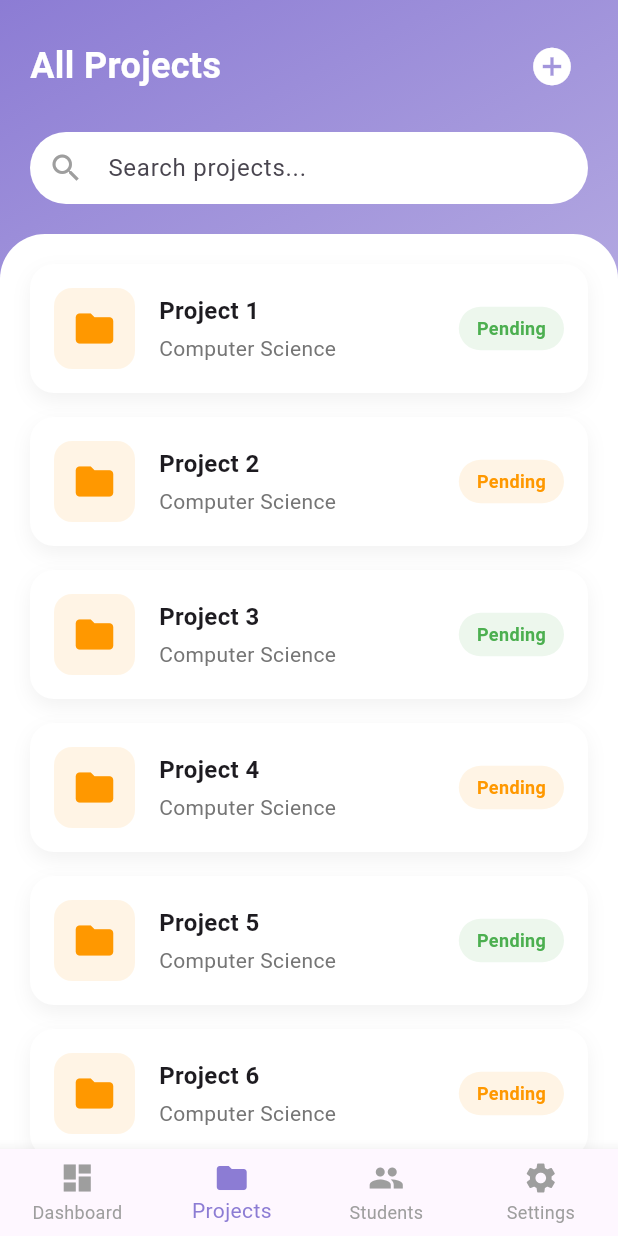
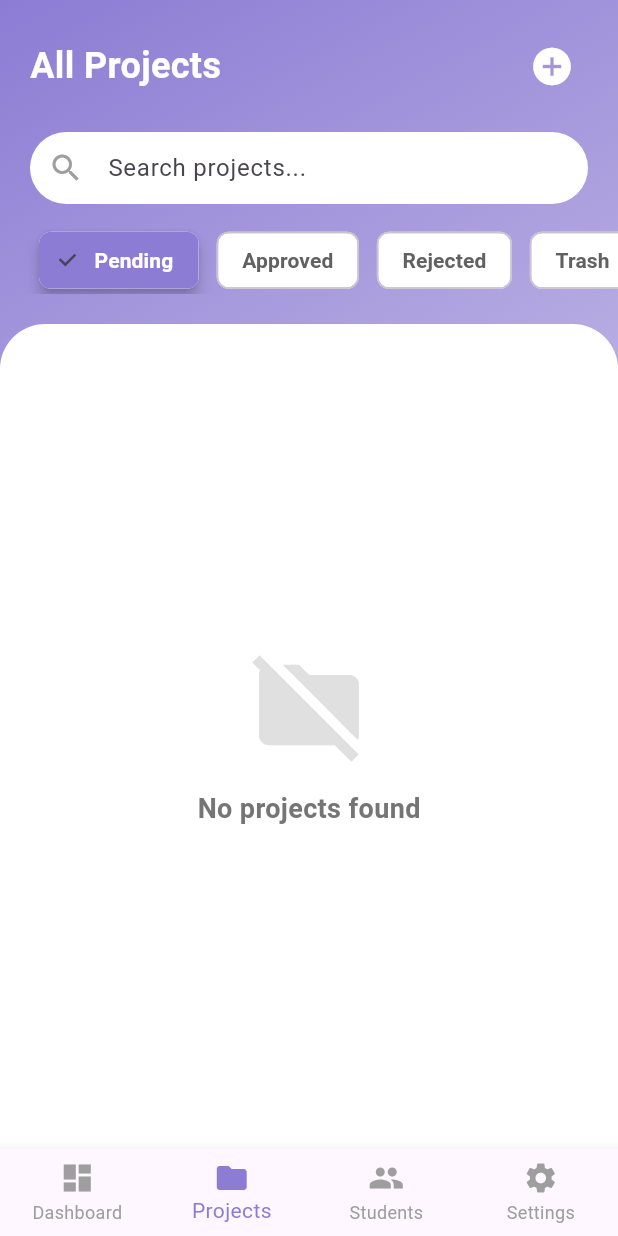
Before and after one commit to fasnafebin24/smartalloc, a Flutter app: the TeacherDashboard screen opened directly, item 2 of the bottom bar chosen, after a tap on the "add circle" icon, on a phone screen of 412 x 824 dp. Run offline on Flutter 3.47's test engine with Material 3 defaults, Android fonts, the light colour scheme and no system bars; our stand-ins replace cloud_firestore, file_picker, firebase_auth, firebase_core, image_picker, shared_preferences; accounts and stored records are empty.

Commit message:
update upload and teacher get

```diff
--- /dev/null
+++ b/lib/features/admin/project/teach_projectlist_screen.dart
@@ -0,0 +1,358 @@
+import 'package:cloud_firestore/cloud_firestore.dart';
+import 'package:flutter/material.dart';
+
+class TeacchProjectsScreen extends StatefulWidget {
+  const TeacchProjectsScreen({super.key});
+
+  @override
+  State<TeacchProjectsScreen> createState() => _TeacchProjectsScreenState();
+}
+
+class _TeacchProjectsScreenState extends State<TeacchProjectsScreen> {
+  String selectedFilter = "pending";
+  final TextEditingController _searchController = TextEditingController();
+  String _searchQuery = "";
+
+  @override
+  void dispose() {
+    _searchController.dispose();
+    super.dispose();
+  }
+
+  Stream<QuerySnapshot> _getProjectsStream() {
+    Query query = FirebaseFirestore.instance
+        .collection('Projects')
+        .where('status', isEqualTo: selectedFilter);
+
+    // Add search filter if search query is not empty
+    if (_searchQuery.isNotEmpty) {
+      // For case-insensitive search, we need to store projectName in lowercase
+      // or use a more complex solution
+      query = query
+          .where('namefilter', arrayContains: _searchController.text.toLowerCase());
+    }
+
+    return query.snapshots();
+  }
+
+  @override
+  Widget build(BuildContext context) {
+    return Container(
+      decoration: const BoxDecoration(
+        gradient: LinearGradient(
+          colors: [Color(0xFF8C7CD4), Color(0xFFE8E4F3)],
+          begin: Alignment.topLeft,
+          end: Alignment.bottomRight,
+        ),
+      ),
+      child: SafeArea(
+        child: Column(
+          children: [
+            // Header
+            Padding(
+              padding: const EdgeInsets.all(20.0),
+              child: Row(
+                mainAxisAlignment: MainAxisAlignment.spaceBetween,
+                children: [
+                  const Text(
+                    'All Projects',
+                    style: TextStyle(
+                      color: Colors.white,
+                      fontSize: 24,
+                      fontWeight: FontWeight.bold,
+                    ),
+                  ),
+                  IconButton(
+                    icon: const Icon(Icons.add_circle,
+                        color: Colors.white, size: 30),
+                    onPressed: () {
+                      // Add new project navigation
+                      // Navigator.push(context, MaterialPageRoute(builder: (context) => AddProjectScreen()));
+                    },
+                  ),
+                ],
+              ),
+            ),
+
+            // Search Bar
+            Padding(
+              padding: const EdgeInsets.symmetric(horizontal: 20.0),
+              child: TextField(
+                controller: _searchController,
+                onChanged: (value) {
+                  setState(() {
+                    _searchQuery = value.trim();
+                  });
+                },
+                decoration: InputDecoration(
+                  hintText: "Search projects...",
+                  prefixIcon: const Icon(Icons.search, color: Colors.grey),
+                  filled: true,
+                  fillColor: Colors.white,
+                  contentPadding:
+                      const EdgeInsets.symmetric(vertical: 12, horizontal: 16),
+                  border: OutlineInputBorder(
+                    borderRadius: BorderRadius.circular(30),
+                    borderSide: BorderSide.none,
+                  ),
+                ),
+              ),
+            ),
+
+            const SizedBox(height: 15),
+
+            // Filter Chips
+            SizedBox(
+              height: 45,
+              child: ListView(
+                scrollDirection: Axis.horizontal,
+                padding: const EdgeInsets.symmetric(horizontal: 20),
+                children: [
+                  _filterChip("Pending"),
+                  _filterChip("Approved"),
+                  _filterChip("Rejected"),
+                  _filterChip("Trash"),
+                ],
+              ),
+            ),
+
+            const SizedBox(height: 20),
+
+            // Projects List
+            Expanded(
+              child: Container(
+                decoration: const BoxDecoration(
+                  color: Colors.white,
+                  borderRadius: BorderRadius.only(
+                    topLeft: Radius.circular(30),
+                    topRight: Radius.circular(30),
+                  ),
+                ),
+                child: StreamBuilder<QuerySnapshot>(
+                  stream: _getProjectsStream(),
+                  builder: (context, snapshot) {
+                    if (snapshot.connectionState == ConnectionState.waiting) {
+                      return const Center(
+                        child: CircularProgressIndicator(
+                          color: Color(0xFF8C7CD4),
+                        ),
+                      );
+                    }
+
+                    if (snapshot.hasError) {
+                      return Center(
+                        child: Column(
+                          mainAxisAlignment: MainAxisAlignment.center,
+                          children: [
+                            const Icon(Icons.error_outline,
+                                size: 60, color: Colors.red),
+                            const SizedBox(height: 16),
+                            Text(
+                              'Error loading projects',
+                              style: TextStyle(
+                                fontSize: 16,
+                                color: Colors.grey[600],
+                              ),
+                            ),
+                          ],
+                        ),
+                      );
+                    }
+
+                    if (!snapshot.hasData || snapshot.data!.docs.isEmpty) {
+                      return Center(
+                        child: Column(
+                          mainAxisAlignment: MainAxisAlignment.center,
+                          children: [
+                            Icon(Icons.folder_off,
+                                size: 80, color: Colors.grey[300]),
+                            const SizedBox(height: 16),
+                            Text(
+                              'No projects found',
+                              style: TextStyle(
+                                fontSize: 18,
+                                fontWeight: FontWeight.w600,
+                                color: Colors.grey[600],
+                              ),
+                            ),
+                          ],
+                        ),
+                      );
+                    }
+
+                    // Get all projects without additional filtering
+                    final projects = snapshot.data!.docs;
+
+                    if (projects.isEmpty) {
+                      return Center(
+                        child: Column(
+                          mainAxisAlignment: MainAxisAlignment.center,
+                          children: [
+                            Icon(Icons.search_off,
+                                size: 80, color: Colors.grey[300]),
+                            const SizedBox(height: 16),
+                            Text(
+                              'No matching projects',
+                              style: TextStyle(
+                                fontSize: 18,
+                                fontWeight: FontWeight.w600,
+                                color: Colors.grey[600],
+                              ),
+                            ),
+                          ],
+                        ),
+                      );
+                    }
+
+                    return ListView.builder(
+                      padding: const EdgeInsets.all(20),
+                      itemCount: projects.length,
+                      itemBuilder: (context, index) {
+                        final projectData =
+                            projects[index].data() as Map<String, dynamic>;
+                        return _projectCard(
+                          projectData['projectName'] ?? 'Untitled Project',
+                          projectData['department'] ?? 'N/A',
+                          projectData['status'] ?? 'pending',
+                          projectData,
+                        );
+                      },
+                    );
+                  },
+                ),
+              ),
+            ),
+          ],
+        ),
+      ),
+    );
+  }
+
+  Widget _filterChip(String label) {
+    final bool isSelected = selectedFilter == label.toLowerCase();
+
+    return Padding(
+      padding: const EdgeInsets.symmetric(horizontal: 6),
+      child: ChoiceChip(
+        label: Text(label),
+        selected: isSelected,
+        selectedColor: const Color(0xFF8C7CD4),
+        backgroundColor: Colors.white,
+        labelStyle: TextStyle(
+          color: isSelected ? Colors.white : Colors.grey[700],
+          fontWeight: FontWeight.w600,
+        ),
+        elevation: isSelected ? 4 : 1,
+        onSelected: (value) {
+          setState(() {
+            selectedFilter = label.toLowerCase();
+          });
+        },
+      ),
+    );
+  }
+
+  Widget _projectCard(
+      String title, String department, String status, Map<String, dynamic> projectData) {
+    Color statusColor;
+    switch (status.toLowerCase()) {
+      case 'approved':
+        statusColor = Colors.green;
+        break;
+      case 'rejected':
+        statusColor = Colors.red;
+        break;
+      case 'trash':
+        statusColor = Colors.grey;
+        break;
+      default:
+        statusColor = Colors.orange;
+    }
+
+    return Container(
+      margin: const EdgeInsets.only(bottom: 16),
+      decoration: BoxDecoration(
+        color: Colors.white,
+        borderRadius: BorderRadius.circular(16),
+        boxShadow: [
+          BoxShadow(
+            color: Colors.black.withOpacity(0.05),
+            blurRadius: 10,
+            offset: const Offset(0, 5),
+          ),
+        ],
+      ),
+      child: Material(
+        color: Colors.transparent,
+        child: InkWell(
+          borderRadius: BorderRadius.circular(16),
+          onTap: () {
+            // Navigate to project details
+            // Navigator.push(context, MaterialPageRoute(builder: (context) => ProjectDetailsScreen(projectData: projectData)));
+          },
+          child: Padding(
+            padding: const EdgeInsets.all(16),
+            child: Row(
+              children: [
+                Container(
+                  padding: const EdgeInsets.all(12),
+                  decoration: BoxDecoration(
+                    color: const Color(0xFF8C7CD4).withOpacity(0.1),
+                    borderRadius: BorderRadius.circular(12),
+                  ),
+                  child: const Icon(Icons.folder,
+                      color: Color(0xFF8C7CD4), size: 30),
+                ),
+                const SizedBox(width: 16),
+                Expanded(
+                  child: Column(
+                    crossAxisAlignment: CrossAxisAlignment.start,
+                    children: [
+                      Text(
+                        title,
+                        style: const TextStyle(
+                          fontSize: 16,
+                          fontWeight: FontWeight.bold,
+                          color: Color(0xFF2D3142),
+                        ),
+                        maxLines: 1,
+                        overflow: TextOverflow.ellipsis,
+                      ),
+                      const SizedBox(height: 4),
+                      Text(
+                        department,
+                        style: TextStyle(
+                          fontSize: 14,
+                          color: Colors.grey[600],
+                        ),
+                      ),
+                    ],
+                  ),
+                ),
+                const SizedBox(width: 8),
+                Container(
+                  padding:
+                      const EdgeInsets.symmetric(horizontal: 12, vertical: 6),
+                  decoration: BoxDecoration(
+                    color: statusColor.withOpacity(0.15),
+                    borderRadius: BorderRadius.circular(20),
+                    border: Border.all(color: statusColor, width: 1.5),
+                  ),
+                  child: Text(
+                    status.toUpperCase(),
+                    style: TextStyle(
+                      color: statusColor,
+                      fontSize: 11,
+                      fontWeight: FontWeight.bold,
+                      letterSpacing: 0.5,
+                    ),
+                  ),
+                ),
+              ],
+            ),
+          ),
+        ),
+      ),
+    );
+  }
+}
--- a/lib/features/authentification/login_screen.dart
+++ b/lib/features/authentification/login_screen.dart
@@ -7,7 +7,7 @@ import 'package:shared_preferences/shared_preferences.dart';
 import 'package:smartalloc/features/admin/home/home_screen.dart';
 import 'package:smartalloc/features/home/home%20_screen.dart';
 import 'package:smartalloc/features/authentification/signup_screen.dart';
-import 'package:smartalloc/features/teacher/bottomnav/dashboard/bottom_nav_screen.dart';
+import 'package:smartalloc/features/teacher/bottomnav/dashboard/teach_bottom_nav_screen.dart';
 import 'package:smartalloc/utils/methods/customsnackbar.dart';
 import 'package:smartalloc/utils/variables/globalvariables.dart';
 
--- a/lib/features/splash/splash_screen.dart
+++ b/lib/features/splash/splash_screen.dart
@@ -7,7 +7,7 @@ import 'package:shared_preferences/shared_preferences.dart';
 import 'package:smartalloc/features/admin/home/home_screen.dart';
 import 'package:smartalloc/features/authentification/login_screen.dart';
 import 'package:smartalloc/features/home/home%20_screen.dart';
-import 'package:smartalloc/features/teacher/bottomnav/dashboard/bottom_nav_screen.dart';
+import 'package:smartalloc/features/teacher/bottomnav/dashboard/teach_bottom_nav_screen.dart';
 import 'package:smartalloc/utils/methods/customsnackbar.dart';
 import 'package:smartalloc/utils/variables/globalvariables.dart';
 
--- a/lib/features/teacher/bottomnav/dashboard/bottom_nav_screen.dart
+++ b/lib/features/teacher/bottomnav/dashboard/teach_bottom_nav_screen.dart
@@ -2,7 +2,8 @@ import 'package:flutter/material.dart';
 import 'package:shared_preferences/shared_preferences.dart';
 import 'package:smartalloc/features/authentification/login_screen.dart';
 
-import '../../home/home_scree.dart';
+import '../../../admin/project/teach_projectlist_screen.dart';
+import '../../home/teach_home_scree.dart';
 
 // Main Teacher Dashboard with Bottom Navigation
 class TeacherDashboard extends StatefulWidget {
@@ -27,7 +28,7 @@ gotoproject() {
      TeachHomeScreen(chnageindex: () {
       gotoproject();
      },),
-    const ProjectsScreen(),
+    const TeacchProjectsScreen(),
     const StudentsScreen(),
     const SettingsScreen(),
   ];
@@ -76,165 +77,8 @@ gotoproject() {
 
 
 
-// 2. Projects Screen
-class ProjectsScreen extends StatelessWidget {
-  const ProjectsScreen({super.key});
 
-  @override
-  Widget build(BuildContext context) {
-    return Container(
-      decoration: const BoxDecoration(
-        gradient: LinearGradient(
-          colors: [Color(0xFF8C7CD4), Color(0xFFE8E4F3)],
-          begin: Alignment.topLeft,
-          end: Alignment.bottomRight,
-        ),
-      ),
-      child: SafeArea(
-        child: Column(
-          children: [
-            // Header
-            Padding(
-              padding: const EdgeInsets.all(20.0),
-              child: Row(
-                mainAxisAlignment: MainAxisAlignment.spaceBetween,
-                children: [
-                  const Text(
-                    'All Projects',
-                    style: TextStyle(
-                      color: Colors.white,
-                      fontSize: 24,
-                      fontWeight: FontWeight.bold,
-                    ),
-                  ),
-                  IconButton(
-                    icon: const Icon(Icons.add_circle, color: Colors.white, size: 30),
-                    onPressed: () {
-                      // Add new project
-                    },
-                  ),
-                ],
-              ),
-            ),
 
-            // Search Bar
-            Padding(
-              padding: const EdgeInsets.symmetric(horizontal: 20.0),
-              child: TextField(
-                decoration: InputDecoration(
-                  hintText: "Search projects...",
-                  prefixIcon: const Icon(Icons.search, color: Colors.grey),
-                  filled: true,
-                  fillColor: Colors.white,
-                  contentPadding: const EdgeInsets.symmetric(vertical: 12, horizontal: 16),
-                  border: OutlineInputBorder(
-                    borderRadius: BorderRadius.circular(30),
-                    borderSide: BorderSide.none,
-                  ),
-                ),
-              ),
-            ),
-
-            const SizedBox(height: 20),
-
-            // Projects List
-            Expanded(
-              child: Container(
-                decoration: const BoxDecoration(
-                  color: Colors.white,
-                  borderRadius: BorderRadius.only(
-                    topLeft: Radius.circular(30),
-                    topRight: Radius.circular(30),
-                  ),
-                ),
-                child: ListView.builder(
-                  padding: const EdgeInsets.all(20),
-                  itemCount: 8,
-                  itemBuilder: (context, index) {
-                    return _projectCard(
-                      'Project ${index + 1}',
-                      'Computer Science',
-                      'Pending',
-                      index % 2 == 0,
-                    );
-                  },
-                ),
-              ),
-            ),
-          ],
-        ),
-      ),
-    );
-  }
-
-  Widget _projectCard(String title, String department, String status, bool isApproved) {
-    return Container(
-      margin: const EdgeInsets.only(bottom: 16),
-      padding: const EdgeInsets.all(16),
-      decoration: BoxDecoration(
-        color: Colors.white,
-        borderRadius: BorderRadius.circular(16),
-        boxShadow: [
-          BoxShadow(
-            color: Colors.black.withOpacity(0.05),
-            blurRadius: 10,
-            offset: const Offset(0, 5),
-          ),
-        ],
-      ),
-      child: Row(
-        children: [
-          Container(
-            padding: const EdgeInsets.all(12),
-            decoration: BoxDecoration(
-              color: Colors.orange.withOpacity(0.1),
-              borderRadius: BorderRadius.circular(12),
-            ),
-            child: const Icon(Icons.folder, color: Colors.orange, size: 30),
-          ),
-          const SizedBox(width: 16),
-          Expanded(
-            child: Column(
-              crossAxisAlignment: CrossAxisAlignment.start,
-              children: [
-                Text(
-                  title,
-                  style: const TextStyle(
-                    fontSize: 16,
-                    fontWeight: FontWeight.bold,
-                  ),
-                ),
-                const SizedBox(height: 4),
-                Text(
-                  department,
-                  style: TextStyle(
-                    fontSize: 14,
-                    color: Colors.grey[600],
-                  ),
-                ),
-              ],
-            ),
-          ),
-          Container(
-            padding: const EdgeInsets.symmetric(horizontal: 12, vertical: 6),
-            decoration: BoxDecoration(
-              color: isApproved ? Colors.green.withOpacity(0.1) : Colors.orange.withOpacity(0.1),
-              borderRadius: BorderRadius.circular(20),
-            ),
-            child: Text(
-              status,
-              style: TextStyle(
-                color: isApproved ? Colors.green : Colors.orange,
-                fontSize: 12,
-                fontWeight: FontWeight.bold,
-              ),
-            ),
-          ),
-        ],
-      ),
-    );
-  }
-}
 
 // 3. Students Screen
 class StudentsScreen extends StatelessWidget {
--- a/lib/features/teacher/home/home_scree.dart
+++ b/lib/features/teacher/home/teach_home_scree.dart
@@ -78,11 +78,14 @@ class TeachHomeScreen extends StatelessWidget {
                       StreamBuilder(
                         stream: FirebaseFirestore.instance.collection('Projects').where('teacherId',isEqualTo:  guserid).snapshots(),
                         builder: (context, asyncSnapshot) {
-                          return _dashboardCard(
-                            'Total Projects',
-                            (asyncSnapshot.data?.docs.length ?? 0).toString(),
-                            Icons.folder,
-                            Colors.orange,
+                          return GestureDetector(
+                            onTap:()=>chnageindex!(),
+                            child: _dashboardCard(
+                              'Total Projects',
+                              (asyncSnapshot.data?.docs.length ?? 0).toString(),
+                              Icons.folder,
+                              Colors.orange,
+                            ),
                           );
                         }
                       ),
```
Also changed, not shown: lib/features/admin/project/uploadproject_screen.dart (+22 -15 lines).
